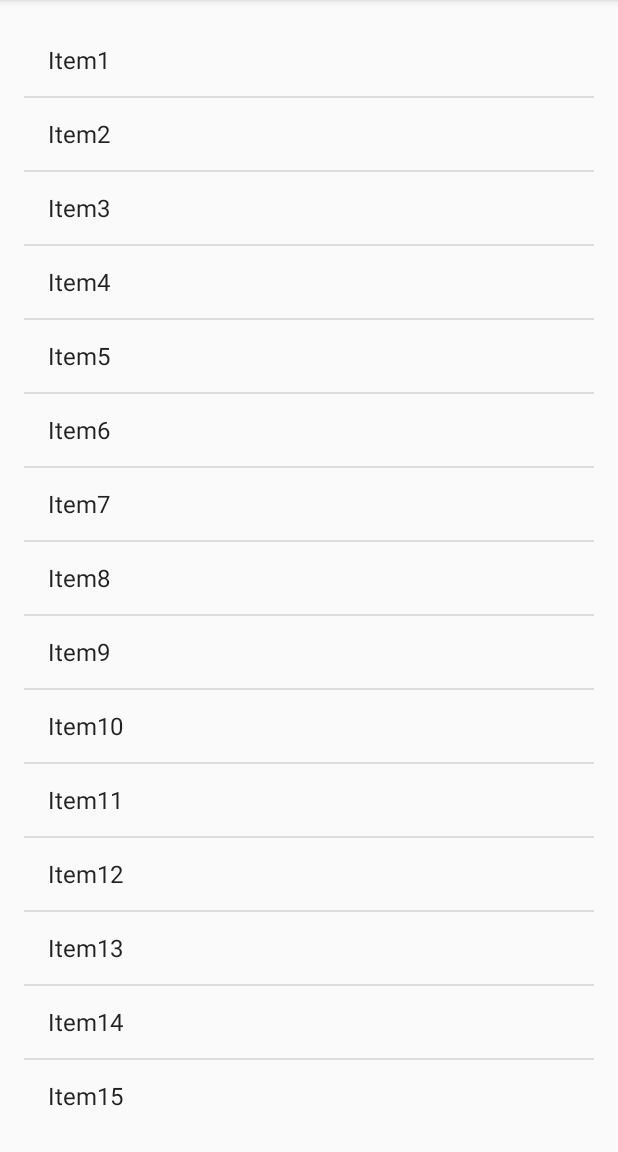
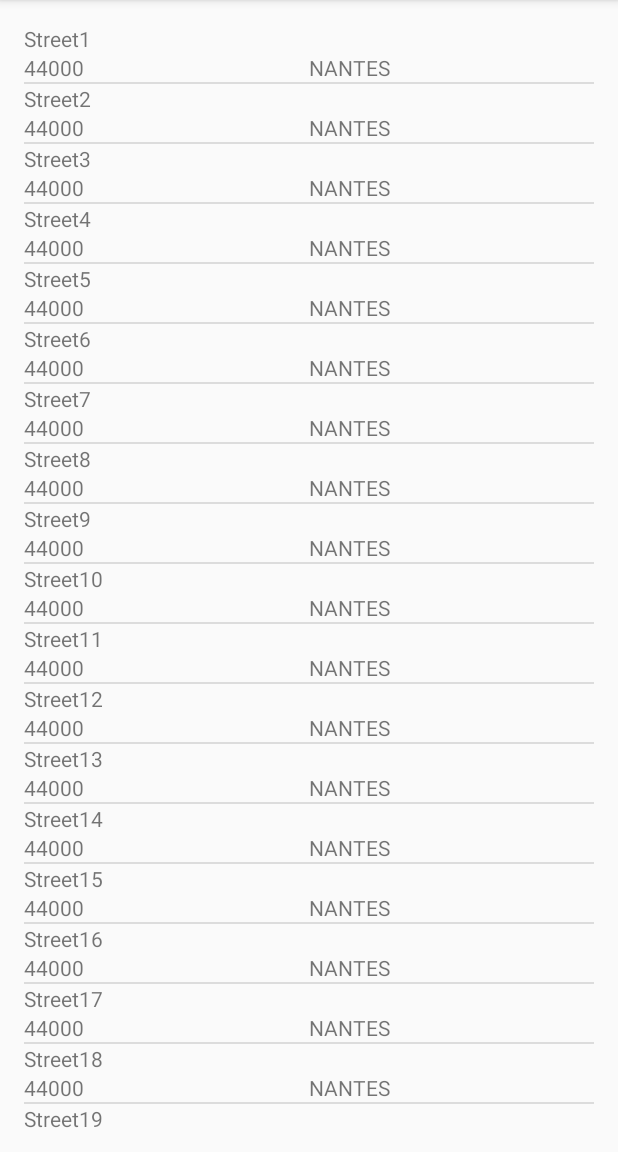
Before and after one commit to lauriencls/PlaceSearcher, an Android app: the screen it shows after launch (MainActivity), on a phone screen of 412 x 824 dp, the part 84-1236 px from its top. Run offline under Robolectric (Android 15) with nearby library versions, the phone set to English and light mode, and no system bars; our stand-ins replace ButterKnife.

Commit message:
Exercice PlaceSearcher

```diff
--- a/app/src/main/java/org/miage/placesearcher/MainActivity.java
+++ b/app/src/main/java/org/miage/placesearcher/MainActivity.java
@@ -23,12 +23,12 @@ public class MainActivity extends AppCompatActivity {
         ButterKnife.bind(this);
 
 
-        List<String> listItems = new ArrayList<String>();
+        List<Place> listItems = new ArrayList<Place>();
         for(int i=1;i<50;i++)
         {
-            listItems.add("Item"+i);
+            listItems.add(new Place("Street"+i, "NANTES", "44000"));
         }
-        ArrayAdapter adapter = new ArrayAdapter(this, android.R.layout.simple_list_item_1, listItems);
+        ArrayAdapter adapter = new PlaceAdapter(this, listItems);
         mListView.setAdapter(adapter);
     }
 
--- /dev/null
+++ b/app/src/main/java/org/miage/placesearcher/Place.java
@@ -0,0 +1,60 @@
+package org.miage.placesearcher;
+
+/**
+ * Created by Laurie on 08/01/2018.
+ */
+
+public class Place {
+    private double latitude;
+    private double longitude;
+    private String street;
+    private String zipCode;
+    private String city;
+
+    public Place (String street, String zipCode, String city)
+    {
+        this.street = street;
+        this.zipCode = zipCode;
+        this.city = city;
+    }
+
+    public double getLatitude() {
+        return latitude;
+    }
+
+    public void setLatitude(double latitude) {
+        this.latitude = latitude;
+    }
+
+    public double getLongitude() {
+        return longitude;
+    }
+
+    public void setLongitude(double longitude) {
+        this.longitude = longitude;
+    }
+
+    public String getStreet() {
+        return street;
+    }
+
+    public void setStreet(String street) {
+        this.street = street;
+    }
+
+    public String getZipCode() {
+        return zipCode;
+    }
+
+    public void setZipCode(String zipCode) {
+        this.zipCode = zipCode;
+    }
+
+    public String getCity() {
+        return city;
+    }
+
+    public void setCity(String city) {
+        this.city = city;
+    }
+}
--- /dev/null
+++ b/app/src/main/java/org/miage/placesearcher/PlaceAdapter.java
@@ -0,0 +1,51 @@
+package org.miage.placesearcher;
+
+import android.content.Context;
+import android.view.LayoutInflater;
+import android.view.View;
+import android.view.ViewGroup;
+import android.widget.ArrayAdapter;
+import android.widget.TextView;
+
+import java.util.List;
+
+import butterknife.BindView;
+import butterknife.ButterKnife;
+
+/**
+ * Created by Laurie on 08/01/2018.
+ */
+
+public class PlaceAdapter extends ArrayAdapter<Place> {
+
+    @BindView(R.id.textViewCity)
+    TextView textViewCity;
+
+    @BindView(R.id.textViewStreet)
+    TextView textViewStreet;
+
+    @BindView(R.id.textViewZipCode)
+    TextView textViewZipCode;
+
+
+    public PlaceAdapter(Context context, List<Place> listePlaces)
+    {
+        super(context, -1, listePlaces);
+    }
+
+    public View getView(int i, View convertView, ViewGroup parent)
+    {
+        View actualView = convertView;
+        if(convertView == null)
+        {
+            LayoutInflater inflater = (LayoutInflater) getContext().getSystemService(Context.LAYOUT_INFLATER_SERVICE);
+            actualView = inflater.inflate(R.layout.place_searcher_layout, parent, false);
+        }
+        ButterKnife.bind(this, actualView);
+        textViewCity.setText(getItem(i).getCity());
+        textViewZipCode.setText(getItem(i).getZipCode());
+        textViewStreet.setText(getItem(i).getStreet());
+
+        return actualView;
+    }
+}
--- /dev/null
+++ b/app/src/main/res/layout/place_searcher_layout.xml
@@ -0,0 +1,35 @@
+<?xml version="1.0" encoding="utf-8"?>
+<LinearLayout xmlns:android="http://schemas.android.com/apk/res/android"
+    android:orientation="vertical" android:layout_width="match_parent"
+    android:layout_height="match_parent">
+
+    <TextView
+        android:text="TextView"
+        android:layout_width="match_parent"
+        android:layout_height="wrap_content"
+        android:id="@+id/textViewStreet"
+        android:layout_weight="1" />
+
+    <LinearLayout
+        android:orientation="horizontal"
+        android:layout_width="match_parent"
+        android:layout_height="match_parent"
+        android:layout_weight="1">
+
+        <TextView
+            android:text="TextView"
+            android:layout_width="match_parent"
+            android:layout_height="wrap_content"
+            android:id="@+id/textViewCity"
+            android:layout_weight="1" />
+
+        <TextView
+            android:text="TextView"
+            android:layout_width="match_parent"
+            android:layout_height="wrap_content"
+            android:id="@+id/textViewZipCode"
+            android:layout_weight="1" />
+
+    </LinearLayout>
+
+</LinearLayout>
```
